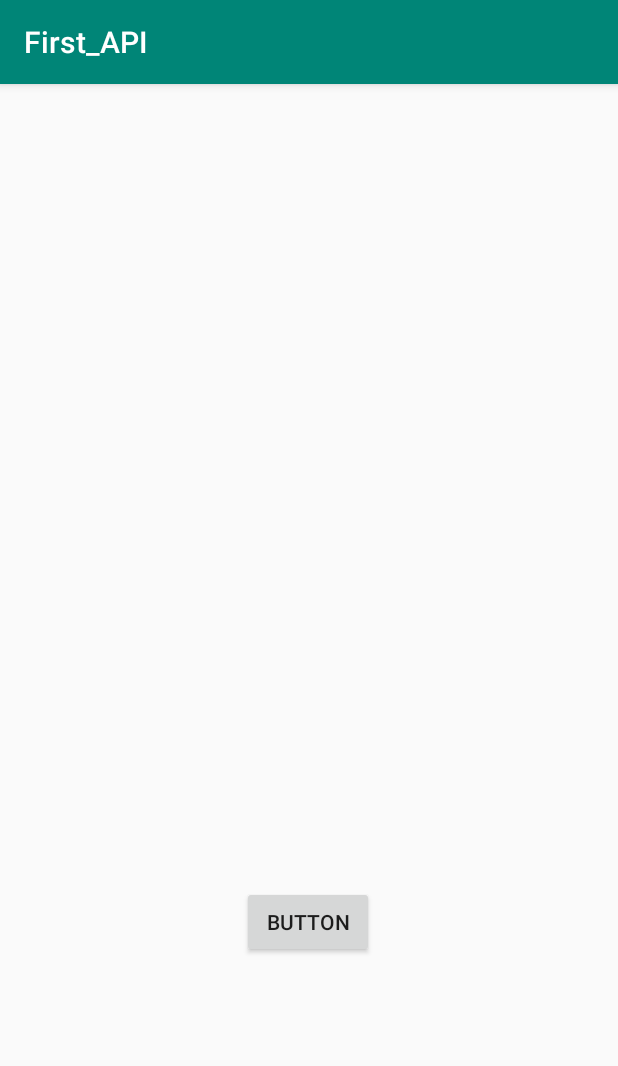
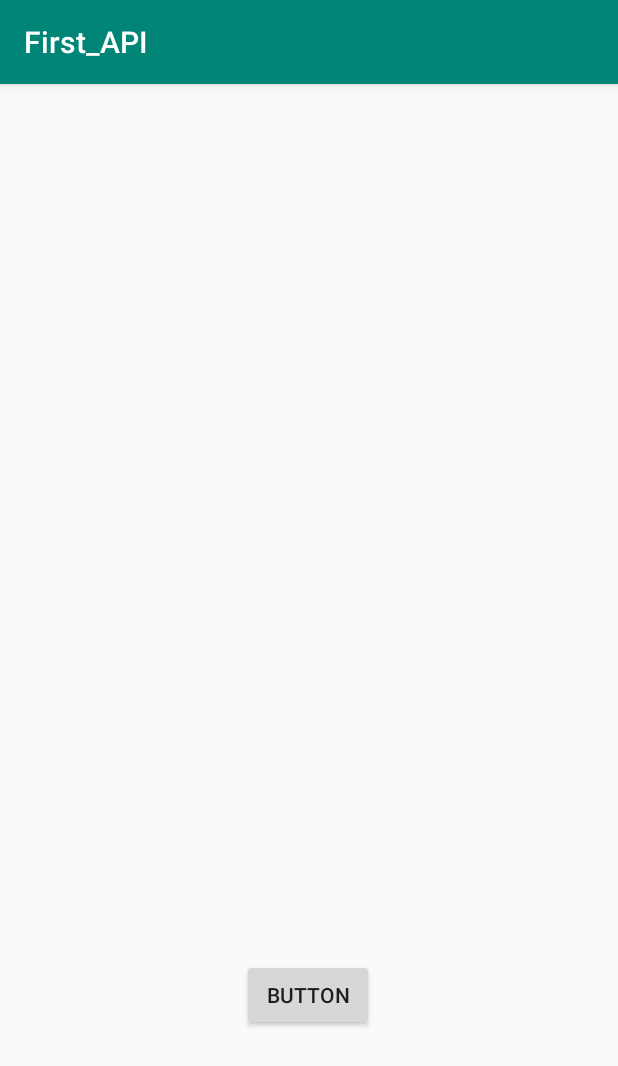
Before and after one commit to Aditya2223/API_app, an Android app: the screen it shows after launch (MainActivity), on a phone screen of 412 x 824 dp. Shown: the top 1066 px of the screen. Run offline under Robolectric (Android 15) with nearby library versions, the phone set to English and light mode, and no system bars.

```diff
--- a/app/src/main/res/layout/activity_main.xml
+++ b/app/src/main/res/layout/activity_main.xml
@@ -18,5 +18,5 @@
         app:layout_constraintHorizontal_bias="0.498"
         app:layout_constraintStart_toStartOf="parent"
         app:layout_constraintTop_toTopOf="parent"
-        app:layout_constraintVertical_bias="0.748" />
+        app:layout_constraintVertical_bias="0.817" />
 </android.support.constraint.ConstraintLayout>
```
